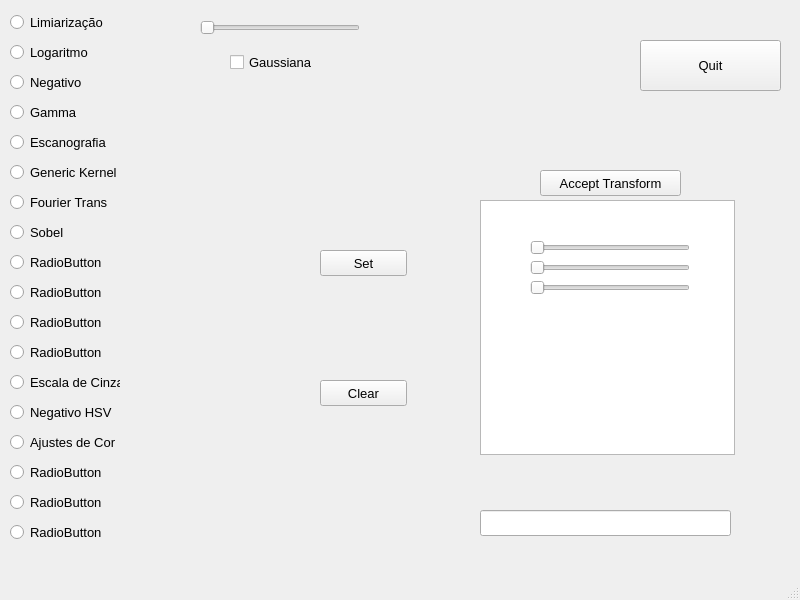
The window that DIP_project/mainwindow.ui (LucasdeAl/Digital_Image_Processing_01) describes before a commit, drawn with Qt 5.
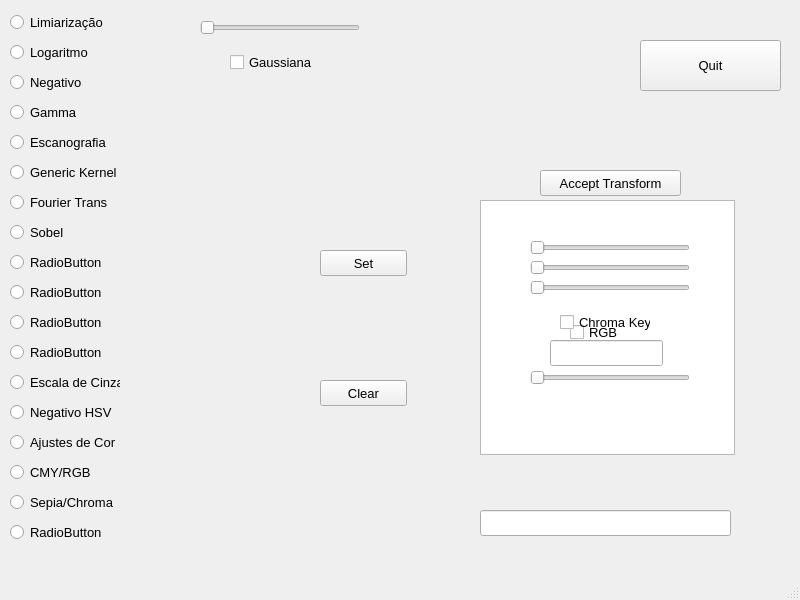
The same window after the commit.

Commit message: Sepia, Chroma-Key and Channel Adjust

The edit to the form file:
```diff
--- a/DIP_project/mainwindow.ui
+++ b/DIP_project/mainwindow.ui
@@ -247,7 +247,7 @@
      </rect>
     </property>
     <property name="text">
-     <string>RadioButton</string>
+     <string>CMY/RGB</string>
     </property>
    </widget>
    <widget class="QRadioButton" name="radioButton_17">
@@ -260,7 +260,7 @@
      </rect>
     </property>
     <property name="text">
-     <string>RadioButton</string>
+     <string>Sepia/Chroma</string>
     </property>
    </widget>
    <widget class="QRadioButton" name="radioButton_18">
@@ -418,6 +418,58 @@
      <enum>Qt::Horizontal</enum>
     </property>
    </widget>
+   <widget class="QCheckBox" name="wantRGB">
+    <property name="geometry">
+     <rect>
+      <x>570</x>
+      <y>320</y>
+      <width>91</width>
+      <height>24</height>
+     </rect>
+    </property>
+    <property name="text">
+     <string>RGB</string>
+    </property>
+   </widget>
+   <widget class="QCheckBox" name="checkChroma">
+    <property name="geometry">
+     <rect>
+      <x>560</x>
+      <y>310</y>
+      <width>91</width>
+      <height>24</height>
+     </rect>
+    </property>
+    <property name="text">
+     <string>Chroma Key</string>
+    </property>
+   </widget>
+   <widget class="QSlider" name="chromaDist">
+    <property name="geometry">
+     <rect>
+      <x>530</x>
+      <y>370</y>
+      <width>160</width>
+      <height>16</height>
+     </rect>
+    </property>
+    <property name="maximum">
+     <number>442</number>
+    </property>
+    <property name="orientation">
+     <enum>Qt::Horizontal</enum>
+    </property>
+   </widget>
+   <widget class="QLineEdit" name="secondUpload">
+    <property name="geometry">
+     <rect>
+      <x>550</x>
+      <y>340</y>
+      <width>113</width>
+      <height>26</height>
+     </rect>
+    </property>
+   </widget>
   </widget>
   <widget class="QMenuBar" name="menubar">
    <property name="geometry">
```
Left out of the diff: 4 changed lines with no effect on the pictures. The commit also changes 6 other files.
